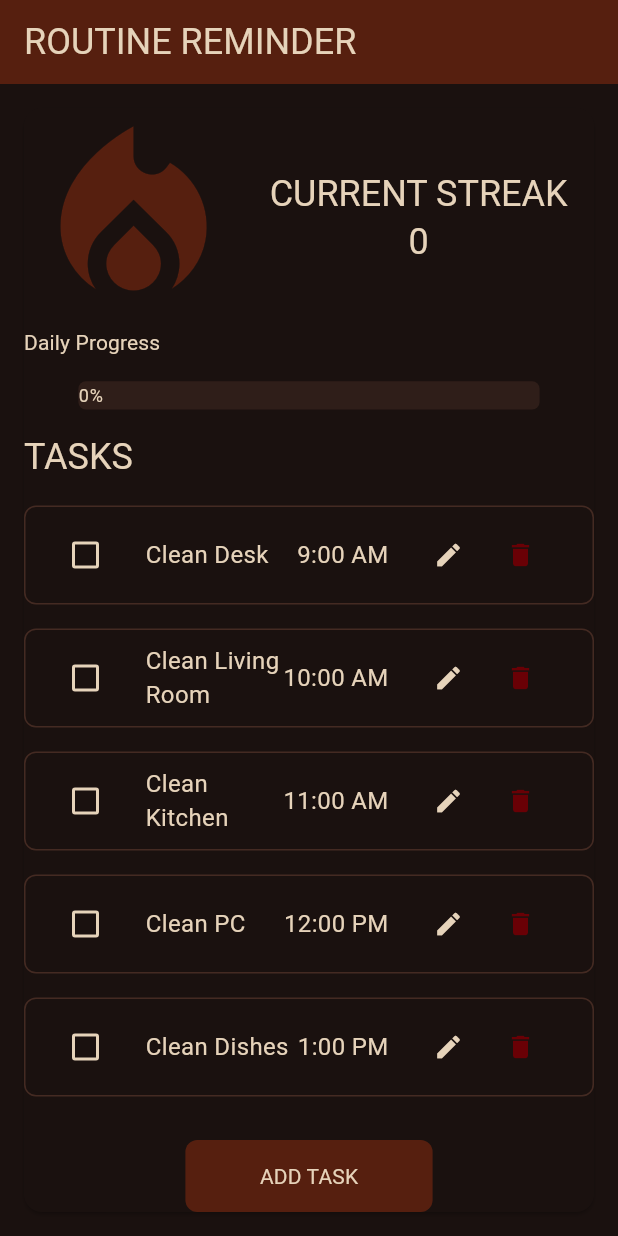
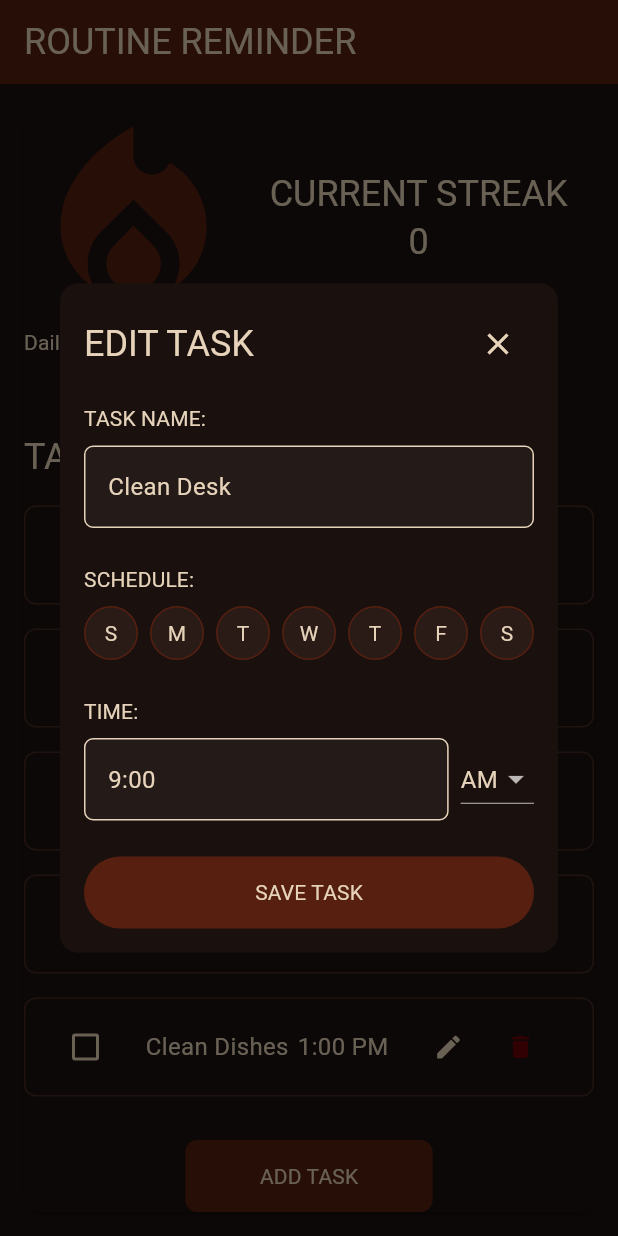
Before and after one commit to EjMndoza0330/Routine-Reminder, a Flutter app: the screen it shows after launch, after a tap on the "edit" icon, on a phone screen of 412 x 824 dp. Run offline on Flutter 3.47's test engine with Material 3 defaults, Android fonts, the phone set to English and light mode, and no system bars; our stand-ins replace device_preview, flutter_screenutil, google_fonts; Roboto replaces fonts that are missing (Abel).

Commit message:
- Task modal UI created - Task modal funtionalities created - Midnight reset created - Overdue tag created - Edit and Delete button funtional - Save task button functional

```diff
--- a/lib/dashboard.dart
+++ b/lib/dashboard.dart
@@ -5,6 +5,8 @@
 import 'apptheme.dart';
 import 'task.dart';
 import 'success.dart';
+import 'taskmodal.dart';
+
 
 class Dashboard extends StatefulWidget {
   const Dashboard({super.key});
@@ -14,10 +16,18 @@
 }
 
 class _DashboardState extends State<Dashboard> {
-  late double percentage = 0.0;
+
+//------------------------------------------------------------------------------fields
+  double get percentage  =>
+    tasks.isEmpty ? 0.0 : tasks.where((t) => t.isCompleted).length / tasks.length;
   late int streak = 0;
+  bool _streakCountedToday = false;
+  DateTime lastAccessedDate = DateTime.now();
+  bool _isSameDay(DateTime a, DateTime b) => a.year == b.year && a.month == b.month && a.day == b.day;
+//------------------------------------------------------------------------------fields
 
-  Future<void> _completedAllTasks() async {
+//-------------------------------------------------------------------------------to update Streak and progress bar
+  Future<void> _completedAllTasks() async { //--to update Streak and progress bar
     await Navigator.push(
       context,
       MaterialPageRoute(
@@ -27,21 +37,69 @@
 
     setState(() {
       streak++;
-      percentage = 0.0;
-      for (final task in tasks) {
-        task.isCompleted = false;
+    });
+  }
+//--------------------------------------------------------------------------------to update Streak and progress bar
+
+//--------------------------------------------------------------------------------to call the Task Modal
+  Future<void> _handleTaskModal({Task? existingTask, int? index}) async {
+    final result =  await showDialog<Task>(
+      context: context,
+      builder: (_) => TaskModal(task: existingTask),
+    );
+
+    if (result == null){ //when the user cancells or exits the modal, it'll do nothing
+      return;
+    }
+
+    setState(() {
+      if (index != null){
+        tasks[index] = result; //for edit
+      }
+      else{
+        tasks.add(result); //to add
       }
     });
   }
+//--------------------------------------------------------------------------------to call the Task Modal
 
+//-------------------------------------------------------------------------------- Checking if the day has changed to reset the tasks and update the streak
+@override
+void initState() {
+  super.initState();
+  _checkNewDay();
+}
+
+
+void _checkNewDay() async {
+  final now = DateTime.now();
+
+  if (_isSameDay(now, lastAccessedDate)){
+
+  }
+  else{
+    setState(() {
+      for (final task in tasks){
+        task.isCompleted = false;
+      }
+      lastAccessedDate = now;
+      _streakCountedToday = false;
+    });
+  }
+}
+//-------------------------------------------------------------------------------- Checking if the day has changed to reset the tasks and update the streak
+
+//--------------------------------------------------------------------------Sample Task Inputs
   List<Task> tasks = [
-    //--------------------------------------------------------------------------Sample Task Inputs
+
     Task(name: 'Clean Desk', time: const TimeOfDay(hour: 9, minute: 0)),
     Task(name: 'Clean Living Room', time: const TimeOfDay(hour: 10, minute: 0)),
     Task(name: 'Clean Kitchen', time: const TimeOfDay(hour: 11, minute: 0)),
     Task(name: 'Clean PC', time: const TimeOfDay(hour: 12, minute: 0)),
     Task(name: 'Clean Dishes', time: const TimeOfDay(hour: 13, minute: 0)),
-  ]; //-------------------------------------------------------------------------Sample Task Inputs
+  ];
+//-------------------------------------------------------------------------Sample Task Inputs
+
 
   @override
   Widget build(BuildContext context) {
@@ -62,8 +120,9 @@
         child: Column(
           mainAxisAlignment: MainAxisAlignment.start,
           children: [
+//----------------------------------------------------------------Icon + Streak Counter
             Row(
-              //----------------------------------------------------------------Icon + Streak Counter
+
               crossAxisAlignment: CrossAxisAlignment.center,
               children: [
                 Icon(
@@ -90,12 +149,14 @@
                     ],
                   ),
                 ),
-                //-----------------------------------------------------------Icon + Streak Counter
+
                 const SizedBox(height: AppSpacing.base),
               ],
             ),
+//-----------------------------------------------------------Icon + Streak Counter
+
+//---------------------------------------------------------------Progress Bar
             Column(
-              //---------------------------------------------------------------Progress Bar
               mainAxisAlignment: MainAxisAlignment.center,
               children: [
                 Align(
@@ -109,9 +170,12 @@
                 ),
                 const SizedBox(height: AppSpacing.edge),
                 ProgressBar(progress: percentage, height: 20.h, width: 300.w),
-              ], //---------------------------------------------------------------Progress Bar
+              ],
             ),
+
+//---------------------------------------------------------------Progress Bar
             const SizedBox(height: AppSpacing.edge),
+
             Align(
               alignment: Alignment.centerLeft,
               child: Text(
@@ -121,10 +185,12 @@
                 ),
               ),
             ),
+
             const SizedBox(height: AppSpacing.edge),
+
+//------------------------------------------------Task List
             Expanded(
               child: ListView.builder(
-                //------------------------------------------------Task List
                 shrinkWrap: true,
                 physics: const BouncingScrollPhysics(),
                 itemCount: tasks.length,
@@ -141,23 +207,17 @@
                     ),
                     child: ListTile(
                       leading: Checkbox(
-                        //--New
                         value: t.isCompleted,
                         onChanged: (checked) {
                           setState(() {
                             tasks[index].isCompleted = checked ?? false;
-                            percentage = tasks.isEmpty
-                                ? 0.0
-                                : tasks
-                                          .where((task) => task.isCompleted)
-                                          .length /
-                                      tasks.length;
                           });
-                          if (percentage == 1.0) {
+                          if (percentage == 1.0 && !_streakCountedToday) {
                             _completedAllTasks();
+                            _streakCountedToday = true;
                           }
                         },
-                      ), //--New
+                      ),
                       title: Row(
                         mainAxisAlignment: MainAxisAlignment.spaceBetween,
                         children: [
@@ -177,7 +237,7 @@
                           ),
                           const SizedBox(width: AppSpacing.edge),
                           IconButton(
-                            onPressed: () {},
+                            onPressed: () => _handleTaskModal(existingTask: t, index: index),
                             style: IconButton.styleFrom(
                               foregroundColor: theme.colorScheme.onSurface,
                             ),
@@ -186,7 +246,7 @@
                           ),
 
                           IconButton(
-                            onPressed: () {},
+                            onPressed: () => setState(() => tasks.removeAt(index)),
                             style: IconButton.styleFrom(
                               foregroundColor: theme.colorScheme.error,
                             ),
@@ -198,18 +258,23 @@
                     ),
                   );
                 },
-              ), //----------------------------------------------------------------Task List
+              ),
             ),
+//------------------------------------------------Task List
+
             const SizedBox(height: AppSpacing.edge),
+
+//------------------------------------------------------------Primary Button
             Align(
-              //------------------------------------------------------------Primary Button
               alignment: Alignment.center,
               child: SizedBox(
                 width: MediaQuery.sizeOf(context).width * 0.40,
-                child: PrimaryButton(label: 'ADD TASK', onPressed: () {}),
+                child: PrimaryButton(label: 'ADD TASK', onPressed: () => _handleTaskModal()),
               ),
-            ), //----------------------------------------------------------------Primary Button
-          ], //-----------------------------------------------------------------Body column children
+            ),
+//----------------------------------------------------------------Primary Button
+          ],
+//-----------------------------------------------------------------Body column children
         ),
       ),
     );
--- a/lib/task.dart
+++ b/lib/task.dart
@@ -4,13 +4,22 @@
   String name;
   TimeOfDay time;
   bool isCompleted;
+  List<bool> recurrence;
 
-  Task({required this.name, required this.time, this.isCompleted = false});
-  //--New
+  Task({required this.name, required this.time, this.isCompleted = false, List<bool>? recurrence}) : recurrence = recurrence ?? List.filled(7, false);
+
   Map<String, dynamic> toMap() => {
     'name': name,
     'time': time,
     'isCompleted': isCompleted,
+    'recurrence': recurrence,
   };
-  //--New
+
+  bool get isOverdue{
+    final now = TimeOfDay.now();
+    final nowMinutes = now.hour * 60 + now.minute;
+    final taskMinutes = time.hour * 60 + time.minute;
+    return !isCompleted && nowMinutes > taskMinutes;
+  }
+
 }
--- /dev/null
+++ b/lib/taskmodal.dart
@@ -0,0 +1,199 @@
+import 'package:flutter/material.dart';
+import '../apptheme.dart';
+import '../task.dart';
+import 'widgets/day_selector.dart';
+
+class TaskModal extends StatefulWidget {
+  const TaskModal({super.key, this.task});
+
+  final Task? task; // null = Add mode, non-null = Edit mode
+
+  @override
+  State<TaskModal> createState() => _TaskModalState();
+}
+
+class _TaskModalState extends State<TaskModal> {
+  late final TextEditingController _nameController;
+  late TimeOfDay _selectedTime;
+  late List<bool> _recurrence;
+  bool _showNameError = false;
+
+  @override
+  void initState() {
+    super.initState();
+    _nameController = TextEditingController(text: widget.task?.name ?? '');
+    _selectedTime = widget.task?.time ?? const TimeOfDay(hour: 12, minute: 0);
+    _recurrence = widget.task?.recurrence != null
+        ? List<bool>.from(widget.task!.recurrence)
+        : List.filled(7, false);
+  }
+
+  @override
+  void dispose() {
+    _nameController.dispose(); // controllers leak memory if not disposed
+    super.dispose();
+  }
+
+  void _save() {
+    final name = _nameController.text.trim();
+    if (name.isEmpty) { //if name is empty, it shouldn't save
+      setState(() => _showNameError = true);
+      return;
+    }
+    final task = Task(
+      name: name,
+      time: _selectedTime,
+      isCompleted: widget.task?.isCompleted ?? false,
+      recurrence: _recurrence,
+    );
+    Navigator.pop(context, task);
+  }
+
+  @override
+  Widget build(BuildContext context) {
+    final theme = Theme.of(context);
+    final isEditing = widget.task != null;
+
+    return Dialog(
+      backgroundColor: theme.colorScheme.surface,
+      shape: RoundedRectangleBorder(borderRadius: BorderRadius.circular(12)),
+      child: Padding(
+        padding: EdgeInsets.all(AppSpacing.edge),
+        child: Column(
+          mainAxisSize: MainAxisSize.min,
+          crossAxisAlignment: CrossAxisAlignment.start,
+          children: [
+            //  title and close icon
+            Row(
+              mainAxisAlignment: MainAxisAlignment.spaceBetween,
+              children: [
+                Text(
+                  isEditing ? 'EDIT TASK' : 'ADD | EDIT TASK',
+                  style: theme.textTheme.headlineSmall?.copyWith(
+                    color: theme.colorScheme.onSurface,
+                  ),
+                ),
+                IconButton(
+                  onPressed: () => Navigator.pop(context), //closes the modal
+                  icon: const Icon(Icons.close),
+                  color: theme.colorScheme.onSurface,
+                ),
+              ],
+            ),
+            const SizedBox(height: AppSpacing.edge),
+
+            // Task name
+            Text(
+              'TASK NAME:',
+              style: theme.textTheme.labelLarge?.copyWith(
+                color: theme.colorScheme.onSurface,
+              ),
+            ),
+            const SizedBox(height: AppSpacing.base),
+            TextField(
+              controller: _nameController,
+              onChanged: (_) {
+                if (_showNameError) setState(() => _showNameError = false);
+              },
+              style: theme.textTheme.bodyMedium?.copyWith(
+                color: theme.colorScheme.onSurface,
+              ),
+              decoration: InputDecoration(
+                hintText: 'Enter Text',
+                errorText: _showNameError ? 'Task name cannot be empty' : null,
+                filled: true,
+                fillColor: theme.colorScheme.onSurface.withValues(alpha: 0.05),
+                border: OutlineInputBorder(borderRadius: BorderRadius.circular(6)),
+              ),
+            ),
+            const SizedBox(height: AppSpacing.standard),
+
+            // Schedule (your finished DayChipSelector)
+            Text(
+              'SCHEDULE:',
+              style: theme.textTheme.labelLarge?.copyWith(
+                color: theme.colorScheme.onSurface,
+              ),
+            ),
+            const SizedBox(height: AppSpacing.base),
+            DaySelector(
+              recurrence: _recurrence,
+              onChanged: (updated) => setState(() => _recurrence = updated),
+            ),
+            const SizedBox(height: AppSpacing.standard),
+
+            // Time
+            Text(
+              'TIME:',
+              style: theme.textTheme.labelLarge?.copyWith(
+                color: theme.colorScheme.onSurface,
+              ),
+            ),
+            const SizedBox(height: AppSpacing.base),
+            Row(
+              children: [
+                Expanded(
+                  child: TextField(
+                    controller: TextEditingController(
+                      text:
+                          '${_selectedTime.hourOfPeriod == 0 ? 12 : _selectedTime.hourOfPeriod}:${_selectedTime.minute.toString().padLeft(2, '0')}',
+                    ),
+                    readOnly: true,
+                    onTap: () async {
+                      final picked = await showTimePicker(
+                        context: context,
+                        initialTime: _selectedTime,
+                      );
+                      if (picked != null) {
+                        setState(() => _selectedTime = picked);
+                      }
+                    },
+                    style: theme.textTheme.bodyMedium?.copyWith(
+                      color: theme.colorScheme.onSurface,
+                    ),
+                    decoration: InputDecoration(
+                      filled: true,
+                      fillColor: theme.colorScheme.onSurface.withValues(alpha: 0.05),
+                      border: OutlineInputBorder(borderRadius: BorderRadius.circular(6)),
+                    ),
+                  ),
+                ),
+                const SizedBox(width: AppSpacing.base),
+                DropdownButton<DayPeriod>(
+                  value: _selectedTime.period,
+                  dropdownColor: theme.colorScheme.surface,
+                  style: theme.textTheme.bodyMedium?.copyWith(
+                    color: theme.colorScheme.onSurface,
+                  ),
+                  items: const [
+                    DropdownMenuItem(value: DayPeriod.am, child: Text('AM')),
+                    DropdownMenuItem(value: DayPeriod.pm, child: Text('PM')),
+                  ],
+                  onChanged: (period) {
+                    if (period == null) return;
+                    setState(() {
+                      final hour = period == DayPeriod.pm
+                          ? (_selectedTime.hourOfPeriod == 0 ? 12 : _selectedTime.hourOfPeriod) + 12
+                          : (_selectedTime.hourOfPeriod == 0 ? 0 : _selectedTime.hourOfPeriod);
+                      _selectedTime = TimeOfDay(hour: hour % 24, minute: _selectedTime.minute);
+                    });
+                  },
+                ),
+              ],
+            ),
+            const SizedBox(height: AppSpacing.standard),
+
+            // Save button
+            Align(
+              alignment: Alignment.center,
+              child: FilledButton(
+                onPressed: _save,
+                child: const Text('SAVE TASK'),
+              ),
+            ),
+          ],
+        ),
+      ),
+    );
+  }
+}
--- /dev/null
+++ b/lib/widgets/day_selector.dart
@@ -0,0 +1,35 @@
+import 'package:flutter/material.dart';
+
+class DaySelector extends StatelessWidget {
+  const DaySelector ({super.key, required this.recurrence, required this.onChanged});
+
+  final List<bool> recurrence;
+  final ValueChanged<List<bool>> onChanged;
+
+  static const _labels = ['S', 'M', 'T', 'W', 'T', 'F', 'S'];
+
+  @override
+  Widget build(BuildContext context){
+    final theme = Theme.of(context);
+
+    return Row(mainAxisAlignment: MainAxisAlignment.spaceBetween,
+    children: List.generate(7, (index) {
+      final selected = recurrence[index];
+      return GestureDetector(
+        onTap: (){
+          final updated = List<bool>.from(recurrence);
+          updated[index] = !updated[index];
+          onChanged(updated);
+        },
+        child: Container(width: 36, height: 36, alignment: Alignment.center, decoration: BoxDecoration(
+          shape: BoxShape.circle, color: selected ? theme.colorScheme.primary : theme.colorScheme.secondary.withValues(alpha: 0.4),
+          border: Border.all(color: theme.colorScheme.primary, width: 1)),
+          child: Text(
+            _labels[index],
+            style: theme.textTheme.labelLarge?.copyWith(color: selected ? theme.colorScheme.onPrimary : theme.colorScheme.onSecondary),
+          )
+        )
+      );
+    }),);
+  }
+}
```
